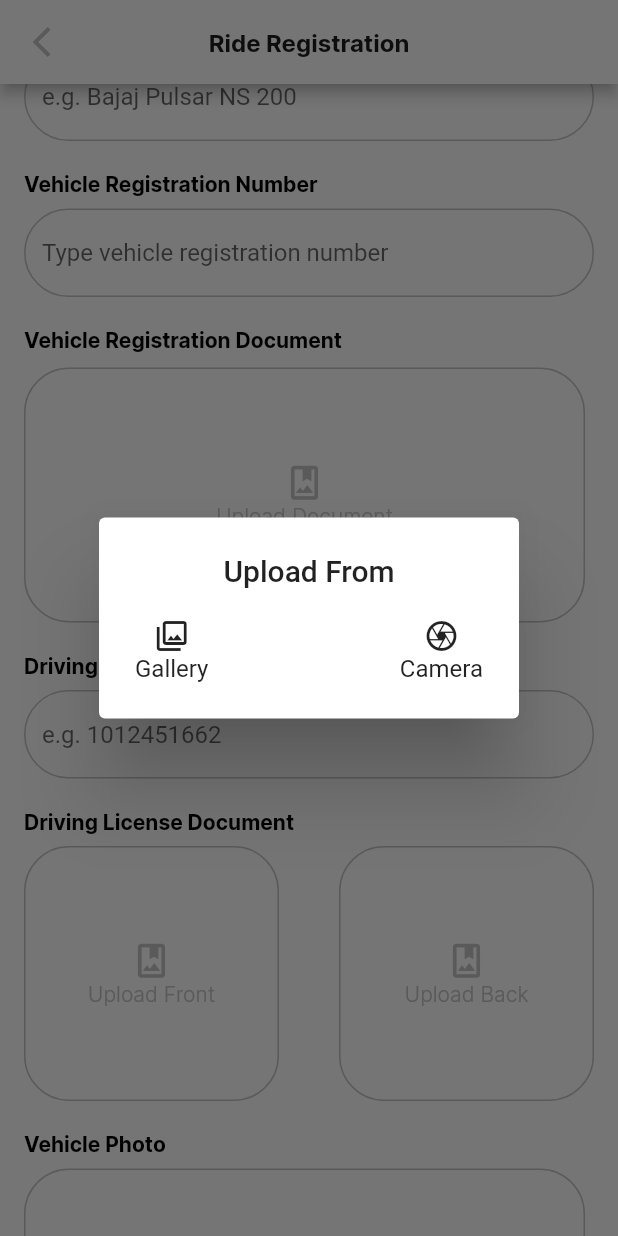
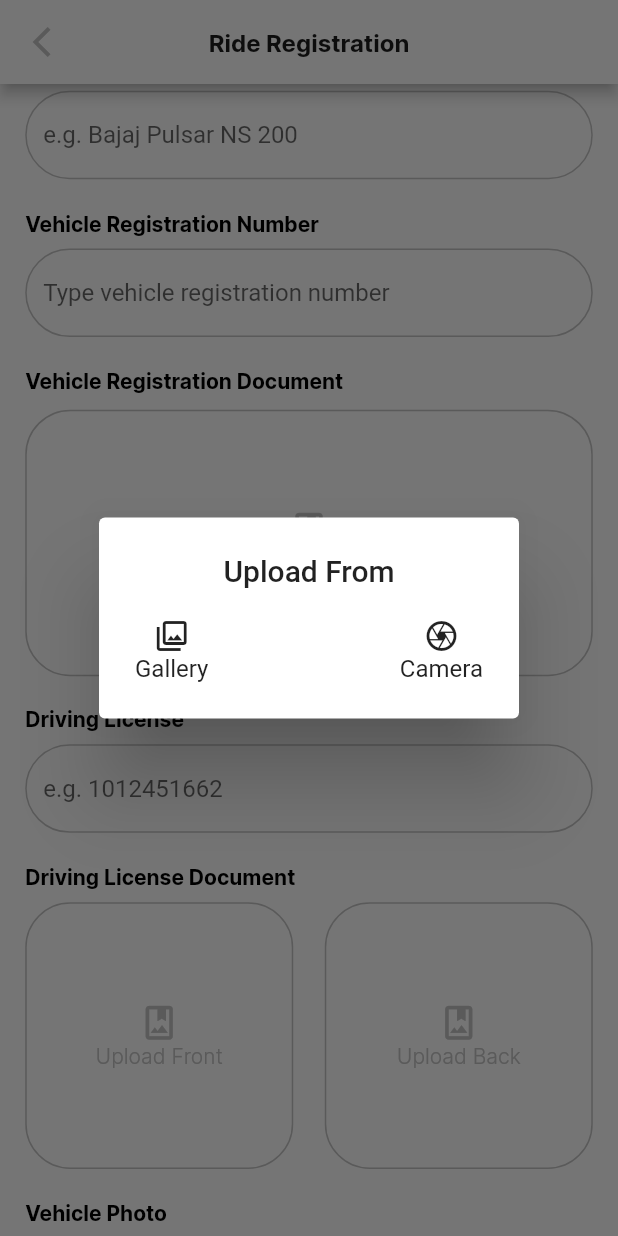
Before and after one commit to Manoj882/rider_app, a Flutter app: the screen it shows after launch, scrolled down 576 dp, after a tap on "Upload Document", on a phone screen of 412 x 824 dp. Run offline on Flutter 3.47's test engine with Material 2 defaults, Android fonts, the phone set to English and light mode, and no system bars; our stand-ins replace image_picker.

Commit message:
created size_utils files for reponsive height, width and size

```diff
--- a/lib/constants/assets_constant.dart
+++ b/lib/constants/assets_constant.dart
@@ -1,4 +1,10 @@
+import 'package:flutter/material.dart';
 const String IMAGE_PATH = 'assets/images';
 class ImageConstants{
   static const String rider_logo = '$IMAGE_PATH/rider_logo.png';
 }
+
+class IconDataConstant{
+  static const IconData collectionIcon = Icons.collections_outlined;
+  static const IconData cameraIcon = Icons.camera_outlined;
+}
--- a/lib/constants/strings_constant.dart
+++ b/lib/constants/strings_constant.dart
@@ -14,4 +14,10 @@ class StringsConstant{
 
   static const String register = 'Register';
   static const String done = 'Done';
+
+  static const String gallery = 'Gallery';
+  static const String camera = 'Camera';
+
+  static const String car = 'Car';
+
 }
--- a/lib/constants/values_constant.dart
+++ b/lib/constants/values_constant.dart
@@ -1,5 +1,3 @@
-import 'package:flutter/material.dart';
-
 class AppMargin{
   static const double margin10 = 10.0;
 }
--- a/lib/screens/ride_registration_page.dart
+++ b/lib/screens/ride_registration_page.dart
@@ -1,6 +1,7 @@
 import 'dart:io';
 import 'package:flutter/material.dart';
 import 'package:image_picker/image_picker.dart';
+import 'package:rider_app/utils/size_utils.dart';
 import '/constants/assets_constant.dart';
 import '/constants/colors_constant.dart';
 import '/constants/strings_constant.dart';
@@ -19,7 +20,7 @@ class RiderRegistrationPage extends StatefulWidget {
 }
 
 class _RiderRegistrationPageState extends State<RiderRegistrationPage> {
-  String vehicleValue = 'Car';
+  String vehicleValue = StringsConstant.car;
 
   changeVehicleValue(String value) {
     setState(() {
@@ -113,8 +114,8 @@ class _RiderRegistrationPageState extends State<RiderRegistrationPage> {
                       child: Column(
                         crossAxisAlignment: CrossAxisAlignment.center,
                         children: [
-                          Icon(Icons.collections_outlined),
-                          Text('Gallery')
+                          Icon(IconDataConstant.collectionIcon),
+                          Text(StringsConstant.gallery),
                         ],
                       ),
                     ),
@@ -126,7 +127,10 @@ class _RiderRegistrationPageState extends State<RiderRegistrationPage> {
                       },
                       child: Column(
                         crossAxisAlignment: CrossAxisAlignment.center,
-                        children: [Icon(Icons.camera_outlined), Text('Camera')],
+                        children: [
+                          Icon(IconDataConstant.cameraIcon),
+                          Text(StringsConstant.camera),
+                        ],
                       ),
                     ),
                   ],
@@ -142,10 +146,13 @@ class _RiderRegistrationPageState extends State<RiderRegistrationPage> {
   @override
   Widget build(BuildContext context) {
     // print('Vehicle name: ${vehicleValue.toString()}');
+    // print('Height ${MediaQuery.of(context).size.height}');
+    // print('Width ${MediaQuery.of(context).size.width}');
+    // print('Status bar ${MediaQuery.of(context).padding.top}');
 
-    return Scaffold(
-      body: SafeArea(
-        child: CustomScrollView(
+    return SafeArea(
+      child: Scaffold(
+        body: CustomScrollView(
           slivers: [
             SliverAppBar(
               backgroundColor: ColorsConstant.white,
@@ -161,21 +168,21 @@ class _RiderRegistrationPageState extends State<RiderRegistrationPage> {
                 style: Theme.of(context).textTheme.headline1,
               ),
               centerTitle: true,
-              expandedHeight: 320,
+              expandedHeight: getVerticalSize(320),
               pinned: true,
               floating: true,
               flexibleSpace: FlexibleSpaceBar(
                 background: SingleChildScrollView(
                   child: Column(
                     children: [
-                      const SizedBox(
-                        height: 50,
+                      SizedBox(
+                        height: getVerticalSize(50),
                       ),
                       Center(
                         child: Image.asset(
                           ImageConstants.rider_logo,
-                          height: 200,
-                          width: 200,
+                          height: getSize(200),
+                          width: getSize(200),
                           fit: BoxFit.cover,
                         ),
                       ),
@@ -183,8 +190,8 @@ class _RiderRegistrationPageState extends State<RiderRegistrationPage> {
                         height: 10,
                       ),
                       Container(
-                        height: 38,
-                        width: 233,
+                        height: getVerticalSize(38),
+                        width: getHorizontalSize(233),
                         child: Center(
                           child: Text(
                             StringsConstant.beginTitle,
@@ -193,8 +200,8 @@ class _RiderRegistrationPageState extends State<RiderRegistrationPage> {
                           ),
                         ),
                       ),
-                      const SizedBox(
-                        height: 30,
+                      SizedBox(
+                        height: getVerticalSize(30),
                       ),
                     ],
                   ),
@@ -207,7 +214,9 @@ class _RiderRegistrationPageState extends State<RiderRegistrationPage> {
                 delegate: SliverChildListDelegate(
                   [
                     Container(
-                      height: 1350,
+                      // height: 1350,
+                      // height: MediaQuery.of(context).size.height * 1.63,
+                      height: getVerticalSize(1350),
                       decoration: BoxDecoration(
                         color: Colors.white,
                         borderRadius: const BorderRadius.vertical(
@@ -223,15 +232,17 @@ class _RiderRegistrationPageState extends State<RiderRegistrationPage> {
                         ],
                       ),
                       child: Padding(
-                        padding: const EdgeInsets.symmetric(
-                            vertical: 8, horizontal: 16),
+                        padding: EdgeInsets.symmetric(
+                          vertical: getVerticalSize(8),
+                          horizontal: getHorizontalSize(16),
+                        ),
                         child: Form(
                           child: Column(
                             crossAxisAlignment: CrossAxisAlignment.start,
                             mainAxisSize: MainAxisSize.min,
                             children: [
-                              const SizedBox(
-                                height: 30,
+                              SizedBox(
+                                height: getVerticalSize(30),
                               ),
                               Align(
                                 alignment: Alignment.center,
@@ -241,11 +252,12 @@ class _RiderRegistrationPageState extends State<RiderRegistrationPage> {
                                 ),
                               ),
                               Padding(
-                                padding: const EdgeInsets.symmetric(
-                                    vertical: 8, horizontal: 16),
+                                padding: EdgeInsets.symmetric(
+                                    vertical: getVerticalSize(8),
+                                    horizontal: getHorizontalSize(16)),
                                 child: Container(
-                                  height: 57,
-                                  width: 374,
+                                  height: getVerticalSize(57),
+                                  width: getHorizontalSize(374),
                                   child: Text(
                                     StringsConstant.verifyInfo,
                                     textAlign: TextAlign.center,
@@ -254,52 +266,52 @@ class _RiderRegistrationPageState extends State<RiderRegistrationPage> {
                                   ),
                                 ),
                               ),
-                              const SizedBox(
-                                height: 30,
+                              SizedBox(
+                                height: getVerticalSize(30),
                               ),
                               Text(
                                 StringsConstant.vehicle,
                                 style: Theme.of(context).textTheme.headline2,
                               ),
-                              const SizedBox(
-                                height: 8,
+                              SizedBox(
+                                height: getVerticalSize(8),
                               ),
                               GeneralDropDown(changeVehicleValue),
-                              const SizedBox(
-                                height: 20,
+                              SizedBox(
+                                height: getVerticalSize(20),
                               ),
                               Text(
                                 StringsConstant.vehicleModel,
                                 style: Theme.of(context).textTheme.headline2,
                               ),
-                              const SizedBox(
-                                height: 8,
+                              SizedBox(
+                                height: getVerticalSize(8),
                               ),
                               const GeneralTextField(
                                 title: 'e.g. Bajaj Pulsar NS 200',
                               ),
-                              const SizedBox(
-                                height: 20,
+                              SizedBox(
+                                height: getVerticalSize(20),
                               ),
                               Text(
                                 StringsConstant.vehicleRegisNo,
                                 style: Theme.of(context).textTheme.headline2,
                               ),
-                              const SizedBox(
-                                height: 8,
+                              SizedBox(
+                                height: getVerticalSize(8),
                               ),
                               const GeneralTextField(
                                 title: 'Type vehicle registration number',
                               ),
-                              const SizedBox(
-                                height: 20,
+                              SizedBox(
+                                height: getVerticalSize(20),
                               ),
                               Text(
                                 StringsConstant.vehicleRegisDocument,
                                 style: Theme.of(context).textTheme.headline2,
                               ),
-                              const SizedBox(
-                                height: 10,
+                              SizedBox(
+                                height: getVerticalSize(10),
                               ),
                               GestureDetector(
                                 onTap: () {
@@ -308,11 +320,11 @@ class _RiderRegistrationPageState extends State<RiderRegistrationPage> {
                                 },
                                 child: vehicleDocumentPhoto != null
                                     ? GeneralImageContainer(
-                                        width: 374,
+                                        width: getHorizontalSize(374),
                                         xFileName: vehicleDocumentPhoto!)
-                                    : const DocumentContainer(
-                                        height: 170,
-                                        width: 374,
+                                    : DocumentContainer(
+                                        height: getVerticalSize(170),
+                                        width: getHorizontalSize(374),
                                         documentTitle: 'Upload Document',
                                       ),
                               ),
@@ -323,19 +335,19 @@ class _RiderRegistrationPageState extends State<RiderRegistrationPage> {
                                 StringsConstant.drivingLicense,
                                 style: Theme.of(context).textTheme.headline2,
                               ),
-                              const SizedBox(
-                                height: 8,
+                              SizedBox(
+                                height: getVerticalSize(8),
                               ),
                               const GeneralTextField(title: 'e.g. 1012451662'),
-                              const SizedBox(
-                                height: 20,
+                              SizedBox(
+                                height: getVerticalSize(20),
                               ),
                               Text(
                                 StringsConstant.drivingLicenseDocument,
                                 style: Theme.of(context).textTheme.headline2,
                               ),
-                              const SizedBox(
-                                height: 8,
+                              SizedBox(
+                                height: getVerticalSize(8),
                               ),
                               Row(
                                 mainAxisAlignment:
@@ -348,11 +360,11 @@ class _RiderRegistrationPageState extends State<RiderRegistrationPage> {
                                     },
                                     child: drivingLicenseFront != null
                                         ? GeneralImageContainer(
-                                            width: 170,
+                                            width: getHorizontalSize(170),
                                             xFileName: drivingLicenseFront!)
-                                        : const DocumentContainer(
-                                            height: 170,
-                                            width: 170,
+                                        : DocumentContainer(
+                                            height: getVerticalSize(170),
+                                            width: getHorizontalSize(170),
                                             documentTitle: 'Upload Front',
                                           ),
                                   ),
@@ -363,17 +375,17 @@ class _RiderRegistrationPageState extends State<RiderRegistrationPage> {
                                     },
                                     child: drivingLicenseBack != null
                                         ? GeneralImageContainer(
-                                            width: 170,
+                                            width: getHorizontalSize(170),
                                             xFileName: drivingLicenseBack!)
-                                        : const DocumentContainer(
-                                            height: 170,
-                                            width: 170,
+                                        : DocumentContainer(
+                                            height: getVerticalSize(170),
+                                            width: getHorizontalSize(170),
                                             documentTitle: 'Upload Back'),
                                   ),
                                 ],
                               ),
-                              const SizedBox(
-                                height: 20,
+                              SizedBox(
+                                height: getVerticalSize(20),
                               ),
                               Text(
                                 StringsConstant.vehiclePhoto,
@@ -388,24 +400,27 @@ class _RiderRegistrationPageState extends State<RiderRegistrationPage> {
                                 },
                                 child: vehiclePhoto != null
                                     ? GeneralImageContainer(
-                                        width: 374, xFileName: vehiclePhoto!)
-                                    : const DocumentContainer(
-                                        height: 170,
-                                        width: 374,
+                                        width: getHorizontalSize(374),
+                                        xFileName: vehiclePhoto!,
+                                      )
+                                    : DocumentContainer(
+                                        height: getVerticalSize(170),
+                                        width: getHorizontalSize(374),
                                         documentTitle: 'Upload Document',
                                       ),
                               ),
-                              const SizedBox(
-                                height: 30,
+                              SizedBox(
+                                height: getVerticalSize(30),
                               ),
                               GeneralElevatedButton(
-                                onPressed: () async{
-                                  await GeneralButtomSheet().customButtomSheet(context);
+                                onPressed: () async {
+                                  await GeneralButtomSheet()
+                                      .customButtomSheet(context);
                                 },
                                 buttonTitle: StringsConstant.register,
                               ),
-                              const SizedBox(
-                                height: 20,
+                              SizedBox(
+                                height: getVerticalSize(20),
                               ),
                             ],
                           ),
--- a/lib/utils/document_container.dart
+++ b/lib/utils/document_container.dart
@@ -1,9 +1,8 @@
 import 'dart:io';
 
 import 'package:flutter/material.dart';
-import 'package:image_picker/image_picker.dart';
-import 'package:rider_app/constants/colors_constant.dart';
-import 'package:rider_app/constants/font_constant.dart';
+import '/constants/colors_constant.dart';
+import '/constants/font_constant.dart';
 
 
 class DocumentContainer extends StatefulWidget {
--- /dev/null
+++ b/lib/utils/size_utils.dart
@@ -0,0 +1,43 @@
+import 'package:flutter/material.dart';
+
+Size size = WidgetsBinding.instance.window.physicalSize /
+    WidgetsBinding.instance.window.devicePixelRatio;
+const num DESIGN_WIDTH = 392;
+const num DESIGN_HEIGHT = 825;
+const num DESIGN_STATUS_BAR = 37;
+
+///This method is used to get device viewport width.
+get width {
+  return size.width;
+}
+
+///This method is used to get device viewport height.
+get height {
+  num statusBar =
+      MediaQueryData.fromWindow(WidgetsBinding.instance.window).viewPadding.top;
+  num screenHeight = size.height - statusBar;
+  return screenHeight;
+}
+
+///This method is used to set padding/margin (for the left and Right side) & width of the screen or widget according to the Viewport width.
+double getHorizontalSize(double px) {
+  return (px * width) / DESIGN_WIDTH;
+}
+
+///This method is used to set padding/margin (for the top and bottom side) & height of the screen or widget according to the Viewport height.
+double getVerticalSize(double px) {
+  return (px * height) / (DESIGN_HEIGHT - DESIGN_STATUS_BAR);
+}
+
+
+
+///This method is used to set smallest px in image height and width
+double getSize(double px) {
+  var height = getVerticalSize(px);
+  var width = getHorizontalSize(px);
+  if (height < width) {
+    return height.toInt().toDouble();
+  } else {
+    return width.toInt().toDouble();
+  }
+}
--- a/lib/widgets/general_buttom_sheet.dart
+++ b/lib/widgets/general_buttom_sheet.dart
@@ -1,4 +1,5 @@
 import 'package:flutter/material.dart';
+import 'package:rider_app/utils/size_utils.dart';
 import '/constants/strings_constant.dart';
 import '/widgets/general_elevated_button.dart';
 
@@ -17,22 +18,22 @@ class GeneralButtomSheet {
           child: Column(
             mainAxisSize: MainAxisSize.min,
             children: [
-              const SizedBox(
-                height: 20,
+              SizedBox(
+                height: getVerticalSize(20),
               ),
               Text(
                 StringsConstant.registerTitle,
                 style: Theme.of(context).textTheme.headline2,
               ),
-              const SizedBox(
-                height: 10,
+              SizedBox(
+                height: getVerticalSize(10),
               ),
               Text(
                 StringsConstant.verifyInfo,
                 textAlign: TextAlign.center,
                 style: Theme.of(context).textTheme.bodyText1,
               ),
-              const SizedBox(height: 30),
+              SizedBox(height: getVerticalSize(30)),
               GeneralElevatedButton(
                 onPressed: () {
                   Navigator.pop(context);
--- a/lib/widgets/general_drop_down.dart
+++ b/lib/widgets/general_drop_down.dart
@@ -1,5 +1,6 @@
 import 'package:flutter/material.dart';
 import 'package:rider_app/constants/colors_constant.dart';
+import 'package:rider_app/utils/size_utils.dart';
 
 class GeneralDropDown extends StatefulWidget {
   const GeneralDropDown(this.function, {super.key});
@@ -32,7 +33,7 @@ class _GeneralDropDownState extends State<GeneralDropDown> {
   @override
   Widget build(BuildContext context) {
     return Container(
-      height: 60,
+      height: getVerticalSize(60),
       width: double.maxFinite,
       decoration: BoxDecoration(
         border: Border.all(
@@ -43,9 +44,9 @@ class _GeneralDropDownState extends State<GeneralDropDown> {
       ),
       child: Center(
         child: Padding(
-          padding: const EdgeInsets.symmetric(
-            vertical: 8,
-            horizontal: 16,
+          padding: EdgeInsets.symmetric(
+            vertical: getVerticalSize(8),
+            horizontal: getHorizontalSize(16),
           ),
 
           child: DropdownButton<String>(
--- a/lib/widgets/general_elevated_button.dart
+++ b/lib/widgets/general_elevated_button.dart
@@ -1,4 +1,5 @@
 import 'package:flutter/material.dart';
+import 'package:rider_app/utils/size_utils.dart';
 import '/constants/colors_constant.dart';
 
 class GeneralElevatedButton extends StatefulWidget {
@@ -18,7 +19,7 @@ class _GeneralElevatedButtonState extends State<GeneralElevatedButton> {
   @override
   Widget build(BuildContext context) {
     return SizedBox(
-        height: 60,
+        height: getVerticalSize(60),
         child: ElevatedButton(
           onPressed: widget.onPressed,
           style: ElevatedButton.styleFrom(
--- a/lib/widgets/general_image_container.dart
+++ b/lib/widgets/general_image_container.dart
@@ -1,6 +1,7 @@
 import 'dart:io';
 import 'package:flutter/material.dart';
 import 'package:image_picker/image_picker.dart';
+import 'package:rider_app/utils/size_utils.dart';
 import '/constants/colors_constant.dart';
 
 class GeneralImageContainer extends StatefulWidget {
@@ -21,7 +22,7 @@ class _GeneralImageContainerState extends State<GeneralImageContainer> {
   Widget build(BuildContext context) {
       return Container(
         padding: const EdgeInsets.all(10.0),
-        height: 170,
+        height: getVerticalSize(170),
         width: widget.width,
         decoration: BoxDecoration(
         border: Border.all(
@@ -35,6 +36,7 @@ class _GeneralImageContainerState extends State<GeneralImageContainer> {
           child: Image.file(
             File(widget.xFileName.path),
             fit: BoxFit.cover,
+            filterQuality: FilterQuality.high,
           ),
         ),
     );
```
